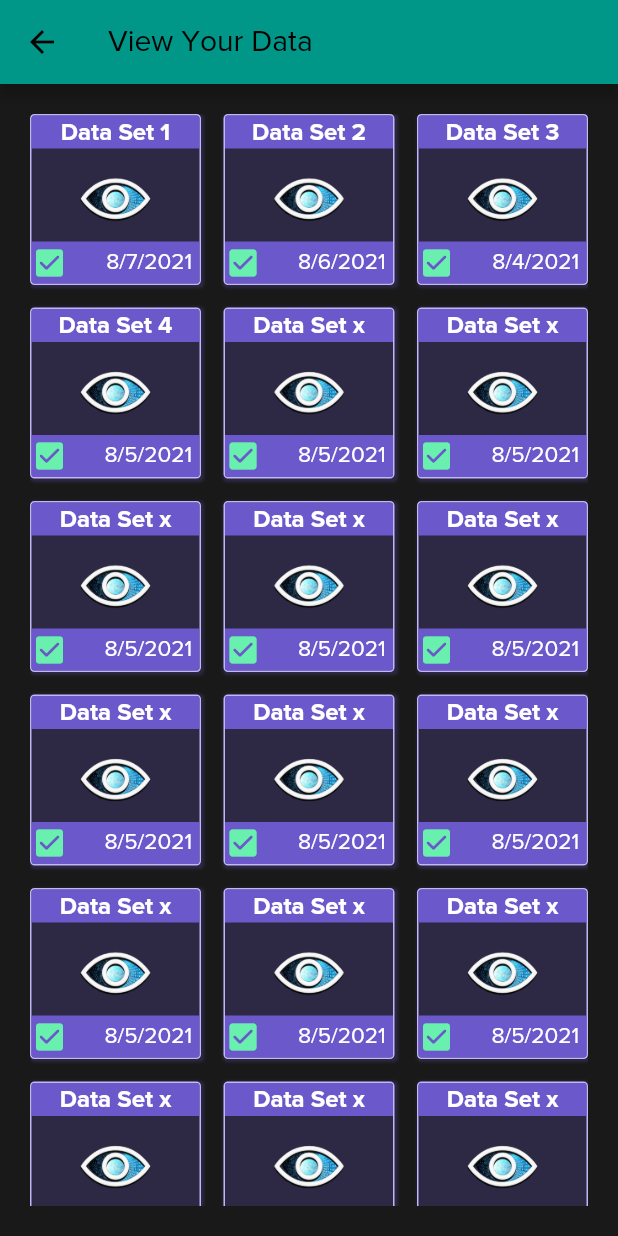
After one commit to mhyo4125/CMPE195-Project, a Flutter app: the ProjectGrid screen opened directly, on a phone screen of 412 x 824 dp. The commit adds this screen. Run offline on Flutter 3.47's test engine with Material 2 defaults, Android fonts, the phone set to English and light mode, and no system bars; our stand-ins replace camera.

Commit message:
some mock ups

```diff
--- /dev/null
+++ b/OmniEye (UI)/lib/capture_video.dart
@@ -0,0 +1,19 @@
+import 'imports.dart';
+
+class CaptureVideo extends StatefulWidget {
+  const CaptureVideo({Key? key}) : super(key: key);
+
+  @override
+  State<CaptureVideo> createState() => _CaptureVideoState();
+}
+
+class _CaptureVideoState extends State<CaptureVideo> {
+  @override
+  Widget build(BuildContext context) {
+    return Scaffold(
+        //
+        // NEEDS IMPLEMENTATION
+        //
+        );
+  }
+}
--- a/OmniEye (UI)/lib/imports.dart
+++ b/OmniEye (UI)/lib/imports.dart
@@ -4,3 +4,8 @@ export 'button.dart';
 export 'sign_in.dart';
 export 'sign_up.dart';
 export 'reset_pw_email.dart';
+export 'capture_video.dart';
+export 'dart:async';
+export 'dart:io';
+export 'package:flutter/material.dart';
+export 'package:camera/camera.dart';
--- a/OmniEye (UI)/lib/main.dart
+++ b/OmniEye (UI)/lib/main.dart
@@ -1,5 +1,4 @@
-import 'package:cmpe195_project/sign_in.dart';
-import 'package:cmpe195_project/sign_up.dart';
+import 'package:cmpe195_project/project_grid.dart';
 
 import 'imports.dart';
 
@@ -99,6 +98,20 @@ class _MyHomePageState extends State<MyHomePage> {
                 },
               ),
             ),
+            // FOR TESTING PURPOSES //
+            Padding(
+              padding: const EdgeInsets.all(3),
+              child: Button(
+                text: 'TEST A WIDGET',
+                color1: Colors.red,
+                color2: PresetColors.silver,
+                onPressed: () {
+                  Navigator.of(context).push(MaterialPageRoute(
+                      builder: (context) => const ProjectGrid()));
+                },
+              ),
+            ),
+            // FOR TESTING PURPOSES //
           ],
         ),
       ),
--- /dev/null
+++ b/OmniEye (UI)/lib/project_grid.dart
@@ -0,0 +1,198 @@
+import 'imports.dart';
+
+class ProjectGrid extends StatefulWidget {
+  const ProjectGrid({Key? key}) : super(key: key);
+
+  @override
+  _ProjectGridState createState() => _ProjectGridState();
+}
+
+class _ProjectGridState extends State<ProjectGrid> {
+  @override
+  Widget build(BuildContext context) {
+    return Scaffold(
+        backgroundColor: PresetColors.dark,
+        appBar: AppBar(
+          title: const Text(
+            "View Your Data",
+            style: TextStyle(
+              fontFamily: 'ProximaNova',
+              fontSize: 20,
+              fontWeight: FontWeight.w500,
+            ),
+          ),
+          backgroundColor: Colors.teal,
+        ),
+        body: Center(
+            child: Padding(
+                padding: const EdgeInsets.all(20.0),
+                child: Container(
+                    constraints: const BoxConstraints(maxWidth: 800),
+                    decoration: const BoxDecoration(
+                        borderRadius: BorderRadius.all(Radius.circular(20))),
+                    child: GridView.count(
+                        crossAxisSpacing: 15,
+                        mainAxisSpacing: 15,
+                        crossAxisCount: 3,
+                        children: const <Widget>[
+                          ProjectTile(
+                              data_name: "Data Set 1", date: "8/7/2021"),
+                          ProjectTile(
+                              data_name: "Data Set 2", date: "8/6/2021"),
+                          ProjectTile(
+                              data_name: "Data Set 3", date: "8/4/2021"),
+                          ProjectTile(
+                              data_name: "Data Set 4", date: "8/5/2021"),
+                          ProjectTile(
+                              data_name: "Data Set x", date: "8/5/2021"),
+                          ProjectTile(
+                              data_name: "Data Set x", date: "8/5/2021"),
+                          ProjectTile(
+                              data_name: "Data Set x", date: "8/5/2021"),
+                          ProjectTile(
+                              data_name: "Data Set x", date: "8/5/2021"),
+                          ProjectTile(
+                              data_name: "Data Set x", date: "8/5/2021"),
+                          ProjectTile(
+                              data_name: "Data Set x", date: "8/5/2021"),
+                          ProjectTile(
+                              data_name: "Data Set x", date: "8/5/2021"),
+                          ProjectTile(
+                              data_name: "Data Set x", date: "8/5/2021"),
+                          ProjectTile(
+                              data_name: "Data Set x", date: "8/5/2021"),
+                          ProjectTile(
+                              data_name: "Data Set x", date: "8/5/2021"),
+                          ProjectTile(
+                              data_name: "Data Set x", date: "8/5/2021"),
+                          ProjectTile(
+                              data_name: "Data Set x", date: "8/5/2021"),
+                          ProjectTile(
+                              data_name: "Data Set x", date: "8/5/2021"),
+                          ProjectTile(
+                              data_name: "Data Set x", date: "8/5/2021"),
+                          ProjectTile(
+                              data_name: "Data Set x", date: "8/5/2021"),
+                          ProjectTile(
+                              data_name: "Data Set x", date: "8/5/2021"),
+                          ProjectTile(
+                              data_name: "Data Set x", date: "8/5/2021"),
+                          ProjectTile(
+                              data_name: "Data Set x", date: "8/5/2021"),
+                          ProjectTile(
+                              data_name: "Data Set x", date: "8/5/2021"),
+                          ProjectTile(
+                              data_name: "Data Set x", date: "8/5/2021"),
+                          ProjectTile(
+                              data_name: "Data Set x", date: "8/5/2021"),
+                          ProjectTile(
+                              data_name: "Data Set x", date: "8/5/2021"),
+                          ProjectTile(
+                              data_name: "Data Set x", date: "8/5/2021"),
+                        ])))));
+  }
+}
+
+class ProjectTile extends StatelessWidget {
+  final String data_name;
+  final String date;
+
+  const ProjectTile({required this.data_name, required this.date, Key? key})
+      : super(key: key);
+
+  @override
+  Widget build(BuildContext context) {
+    return GestureDetector(
+      onTap: () {
+        //
+        // NEEDS IMPLEMENTATION
+        //
+      },
+      child: Container(
+        decoration: BoxDecoration(
+            boxShadow: [
+              BoxShadow(
+                color: PresetColors.primary500.withOpacity(0.2),
+                spreadRadius: 1,
+                blurRadius: 1,
+                offset: const Offset(1, 1),
+              ),
+            ],
+            borderRadius: BorderRadius.circular(3),
+            border: Border.all(
+              color: PresetColors.primary100,
+            )),
+        child: Stack(
+          children: [
+            AspectRatio(
+              aspectRatio: 1 / 1,
+              child: Image.asset(
+                'assets/eye_no_glow.png',
+              ),
+            ),
+            AspectRatio(
+              aspectRatio: 1 / 1,
+              child: Column(
+                mainAxisAlignment: MainAxisAlignment.spaceBetween,
+                children: <Widget>[
+                  SizedBox(
+                      child: Container(
+                          decoration: BoxDecoration(
+                            color: PresetColors.primary500.withOpacity(.8),
+                            borderRadius: const BorderRadius.only(
+                              topRight: Radius.circular(2),
+                              topLeft: Radius.circular(2),
+                            ),
+                          ),
+                          child: Center(
+                              child: Padding(
+                            padding: const EdgeInsets.all(
+                              3,
+                            ),
+                            child: RichText(
+                                text: TextSpan(
+                                    text: data_name,
+                                    style: const TextStyle(
+                                        color: Colors.white,
+                                        fontSize: 16,
+                                        fontFamily: 'ProximaNova',
+                                        fontWeight: FontWeight.w700))),
+                          )))),
+                  SizedBox(
+                      child: Container(
+                          decoration: BoxDecoration(
+                            color: PresetColors.primary500.withOpacity(.8),
+                            borderRadius: const BorderRadius.only(
+                              bottomRight: Radius.circular(2),
+                              bottomLeft: Radius.circular(2),
+                            ),
+                          ),
+                          child: Row(
+                              mainAxisSize: MainAxisSize.max,
+                              mainAxisAlignment: MainAxisAlignment.spaceBetween,
+                              children: [
+                                const Icon(
+                                  Icons.check_box_rounded,
+                                  color: Colors.greenAccent,
+                                ),
+                                Padding(
+                                  padding:
+                                      const EdgeInsets.fromLTRB(0, 5, 5, 5),
+                                  child: RichText(
+                                      text: TextSpan(
+                                          text: date,
+                                          style: const TextStyle(
+                                              color: Colors.white,
+                                              fontFamily: 'ProximaNova',
+                                              fontSize: 15))),
+                                )
+                              ])))
+                ],
+              ),
+            ),
+          ],
+        ),
+      ),
+    );
+  }
+}
--- a/OmniEye (UI)/pubspec.yaml
+++ b/OmniEye (UI)/pubspec.yaml
@@ -29,6 +29,8 @@ environment:
 dependencies:
   flutter:
     sdk: flutter
+
+  camera: ^0.9.4+5
 
 
   # The following adds the Cupertino Icons font to your application.
```
Also changed, not shown: OmniEye (UI)/pubspec.lock, 1 other file.
